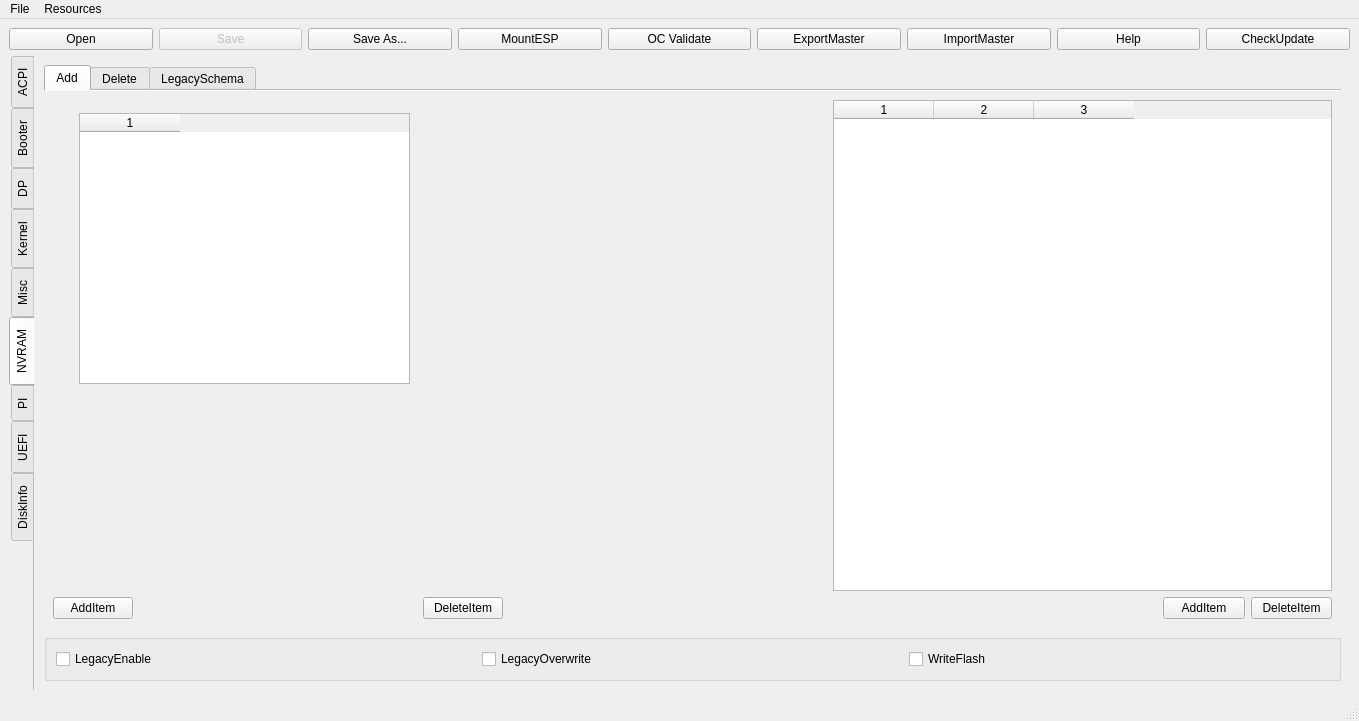
Qt form mainwindow.ui (ic005k/OCAuxiliaryTools) before a commit.
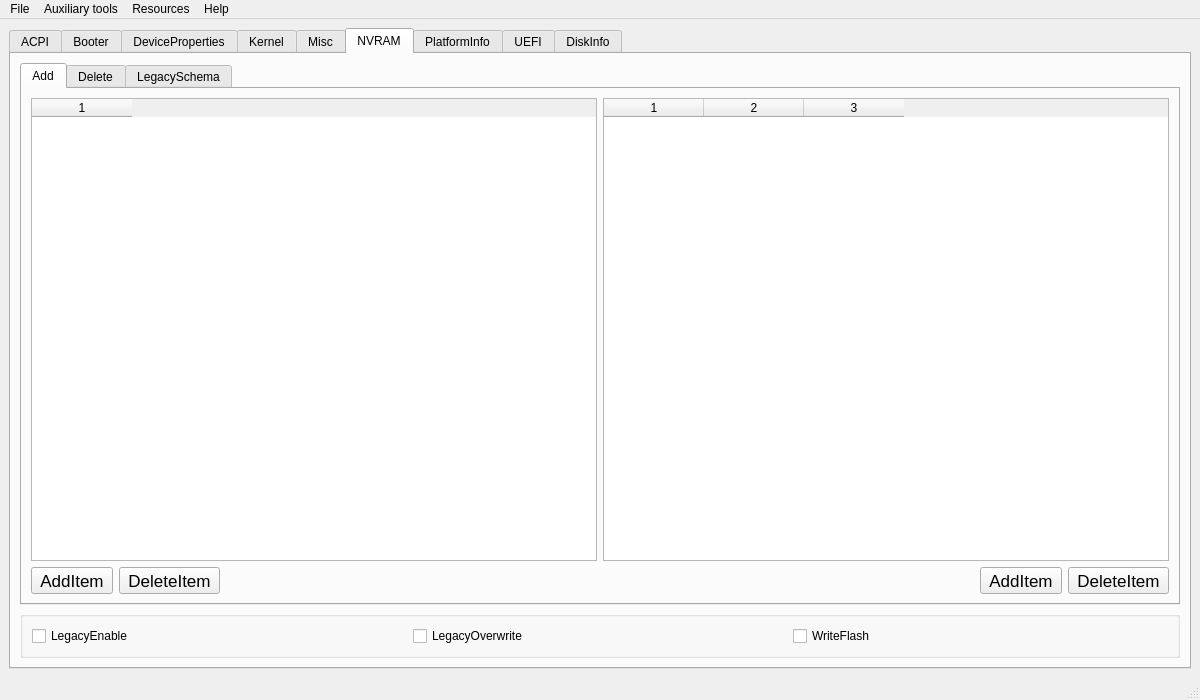
The same form after that commit. The open tabs and pages were chosen to show the change. Icons and pictures are not drawn.

The edit to the form file:
```diff
--- a/mainwindow.ui
+++ b/mainwindow.ui
@@ -6,8 +6,8 @@
    <rect>
     <x>0</x>
     <y>0</y>
-    <width>1359</width>
-    <height>721</height>
+    <width>1200</width>
+    <height>700</height>
    </rect>
   </property>
   <property name="windowTitle">
@@ -19,76 +19,10 @@
   </property>
   <widget class="QWidget" name="centralwidget">
    <layout class="QGridLayout" name="gridLayout">
-    <item row="0" column="0">
-     <widget class="QPushButton" name="btnOpen">
-      <property name="text">
-       <string>Open</string>
-      </property>
-     </widget>
-    </item>
-    <item row="0" column="1">
-     <widget class="QPushButton" name="btnSave">
-      <property name="enabled">
-       <bool>false</bool>
-      </property>
-      <property name="text">
-       <string>Save</string>
-      </property>
-     </widget>
-    </item>
-    <item row="0" column="2">
-     <widget class="QPushButton" name="btnSaveAs">
-      <property name="text">
-       <string>Save As...</string>
-      </property>
-     </widget>
-    </item>
-    <item row="0" column="3">
-     <widget class="QPushButton" name="btnMountEsp">
-      <property name="text">
-       <string>MountESP</string>
-      </property>
-     </widget>
-    </item>
-    <item row="0" column="4">
-     <widget class="QPushButton" name="btnOcvalidate">
-      <property name="text">
-       <string>OC Validate</string>
-      </property>
-     </widget>
-    </item>
-    <item row="0" column="5">
-     <widget class="QPushButton" name="btnExportMaster">
-      <property name="text">
-       <string>ExportMaster</string>
-      </property>
-     </widget>
-    </item>
-    <item row="0" column="6">
-     <widget class="QPushButton" name="btnImportMaster">
-      <property name="text">
-       <string>ImportMaster</string>
-      </property>
-     </widget>
-    </item>
-    <item row="0" column="7">
-     <widget class="QPushButton" name="btnHelp">
-      <property name="text">
-       <string>Help</string>
-      </property>
-     </widget>
-    </item>
-    <item row="0" column="8">
-     <widget class="QPushButton" name="btnCheckUpdate">
-      <property name="text">
-       <string>CheckUpdate</string>
-      </property>
-     </widget>
-    </item>
-    <item row="1" column="0" colspan="9">
+    <item row="0" column="0" colspan="2">
      <widget class="QTabWidget" name="tabTotal">
       <property name="tabPosition">
-       <enum>QTabWidget::West</enum>
+       <enum>QTabWidget::North</enum>
       </property>
       <property name="tabShape">
        <enum>QTabWidget::Rounded</enum>
@@ -103,7 +37,7 @@
        </size>
       </property>
       <property name="documentMode">
-       <bool>true</bool>
+       <bool>false</bool>
       </property>
       <widget class="QWidget" name="tab">
        <attribute name="title">
@@ -1005,7 +939,7 @@
       </widget>
       <widget class="QWidget" name="tab_2">
        <attribute name="title">
-        <string>DP</string>
+        <string>DeviceProperties</string>
        </attribute>
        <layout class="QGridLayout" name="gridLayout_8">
         <item row="0" column="0">
@@ -3607,68 +3541,58 @@
            <number>0</number>
           </property>
           <property name="documentMode">
-           <bool>true</bool>
+           <bool>false</bool>
           </property>
           <widget class="QWidget" name="tab_18">
            <attribute name="title">
             <string>Add</string>
            </attribute>
            <layout class="QGridLayout" name="gridLayout_17">
-            <item row="2" column="0">
-             <widget class="QPushButton" name="btnNVRAMAdd_Add0">
+            <item row="1" column="0">
+             <widget class="QToolButton" name="btnNVRAMAdd_Add0">
+              <property name="font">
+               <font>
+                <pointsize>13</pointsize>
+               </font>
+              </property>
               <property name="text">
                <string>AddItem</string>
               </property>
-             </widget>
-            </item>
-            <item row="2" column="1">
-             <spacer name="horizontalSpacer_21">
-              <property name="orientation">
-               <enum>Qt::Horizontal</enum>
+              <property name="icon">
+               <iconset resource="../../../DataBak/qt-test/QtOpenCoreConfig/qtocc.qrc">
+                <normaloff>:/add.png</normaloff>:/add.png</iconset>
               </property>
-              <property name="sizeHint" stdset="0">
+              <property name="iconSize">
                <size>
-                <width>121</width>
-                <height>20</height>
+                <width>28</width>
+                <height>28</height>
                </size>
               </property>
-             </spacer>
-            </item>
-            <item row="1" column="4" colspan="3">
-             <widget class="QTableWidget" name="table_nv_add">
-              <property name="columnCount">
-               <number>3</number>
-              </property>
-              <column/>
-              <column/>
-              <column/>
              </widget>
             </item>
-            <item row="2" column="6">
-             <widget class="QPushButton" name="btnNVRAMAdd_Del">
+            <item row="1" column="1">
+             <widget class="QToolButton" name="btnNVRAMAdd_Del0">
+              <property name="font">
+               <font>
+                <pointsize>13</pointsize>
+               </font>
+              </property>
               <property name="text">
                <string>DeleteItem</string>
               </property>
-             </widget>
-            </item>
-            <item row="2" column="5">
-             <widget class="QPushButton" name="btnNVRAMAdd_Add">
-              <property name="text">
-               <string>AddItem</string>
+              <property name="icon">
+               <iconset resource="../../../DataBak/qt-test/QtOpenCoreConfig/qtocc.qrc">
+                <normaloff>:/del.png</normaloff>:/del.png</iconset>
               </property>
-             </widget>
-            </item>
-            <item row="0" column="0" rowspan="2" colspan="7">
-             <layout class="QGridLayout" name="gridLayout_nv_add"/>
-            </item>
-            <item row="2" column="2">
-             <widget class="QPushButton" name="btnNVRAMAdd_Del0">
-              <property name="text">
-               <string>DeleteItem</string>
+              <property name="iconSize">
+               <size>
+                <width>28</width>
+                <height>28</height>
+               </size>
               </property>
              </widget>
             </item>
-            <item row="2" column="3" colspan="2">
+            <item row="1" column="2">
              <spacer name="horizontalSpacer_13">
               <property name="orientation">
                <enum>Qt::Horizontal</enum>
@@ -3681,21 +3605,73 @@
               </property>
              </spacer>
             </item>
+            <item row="1" column="3">
+             <widget class="QToolButton" name="btnNVRAMAdd_Add">
+              <property name="font">
+               <font>
+                <pointsize>13</pointsize>
+               </font>
+              </property>
+              <property name="text">
+               <string>AddItem</string>
+              </property>
+              <property name="icon">
+               <iconset resource="../../../DataBak/qt-test/QtOpenCoreConfig/qtocc.qrc">
+                <normaloff>:/add.png</normaloff>:/add.png</iconset>
+              </property>
+              <property name="iconSize">
+               <size>
+                <width>28</width>
+                <height>28</height>
+               </size>
+              </property>
+             </widget>
+            </item>
+            <item row="1" column="4">
+             <widget class="QToolButton" name="btnNVRAMAdd_Del">
+              <property name="font">
+               <font>
+                <pointsize>13</pointsize>
+               </font>
+              </property>
+              <property name="text">
+               <string>DeleteItem</string>
+              </property>
+              <property name="icon">
+               <iconset resource="../../../DataBak/qt-test/QtOpenCoreConfig/qtocc.qrc">
+                <normaloff>:/del.png</normaloff>:/del.png</iconset>
+              </property>
+              <property name="iconSize">
+               <size>
+                <width>28</width>
+                <height>28</height>
+               </size>
+              </property>
+             </widget>
+            </item>
+            <item row="0" column="0" colspan="5">
+             <layout class="QGridLayout" name="gridLayout_nv_add">
+              <item row="0" column="0">
+               <widget class="QTableWidget" name="table_nv_add0">
+                <property name="columnCount">
+                 <number>1</number>
+                </property>
+                <column/>
+               </widget>
+              </item>
+              <item row="0" column="1">
+               <widget class="QTableWidget" name="table_nv_add">
+                <property name="columnCount">
+                 <number>3</number>
+                </property>
+                <column/>
+                <column/>
+                <column/>
+               </widget>
+              </item>
+             </layout>
+            </item>
            </layout>
-           <widget class="QTableWidget" name="table_nv_add0">
-            <property name="geometry">
-             <rect>
-              <x>35</x>
-              <y>22</y>
-              <width>331</width>
-              <height>271</height>
-             </rect>
-            </property>
-            <property name="columnCount">
-             <number>1</number>
-            </property>
-            <column/>
-           </widget>
           </widget>
           <widget class="QWidget" name="tab_19">
            <attribute name="title">
@@ -3892,7 +3868,7 @@
       </widget>
       <widget class="QWidget" name="tab_7">
        <attribute name="title">
-        <string>PI</string>
+        <string>PlatformInfo</string>
        </attribute>
        <layout class="QGridLayout" name="gridLayout_54">
         <item row="0" column="0">
@@ -6518,7 +6494,7 @@
     <rect>
      <x>0</x>
      <y>0</y>
-     <width>1359</width>
+     <width>1200</width>
      <height>24</height>
     </rect>
    </property>
@@ -6545,8 +6521,27 @@
     <addaction name="actionPlist_editor"/>
     <addaction name="actionDSDT_SSDT_editor"/>
    </widget>
+   <widget class="QMenu" name="menuTools">
+    <property name="title">
+     <string>Auxiliary tools</string>
+    </property>
+    <addaction name="btnMountEsp"/>
+    <addaction name="btnOcvalidate"/>
+    <addaction name="separator"/>
+    <addaction name="btnExportMaster"/>
+    <addaction name="btnImportMaster"/>
+   </widget>
+   <widget class="QMenu" name="menuHelp">
+    <property name="title">
+     <string>Help</string>
+    </property>
+    <addaction name="btnHelp"/>
+    <addaction name="btnCheckUpdate"/>
+   </widget>
    <addaction name="menuFile"/>
+   <addaction name="menuTools"/>
    <addaction name="menuResources"/>
+   <addaction name="menuHelp"/>
   </widget>
   <widget class="QStatusBar" name="statusbar"/>
   <action name="actionOpen">
```
Left out of the diff: 1015 changed lines with no effect on the pictures.
